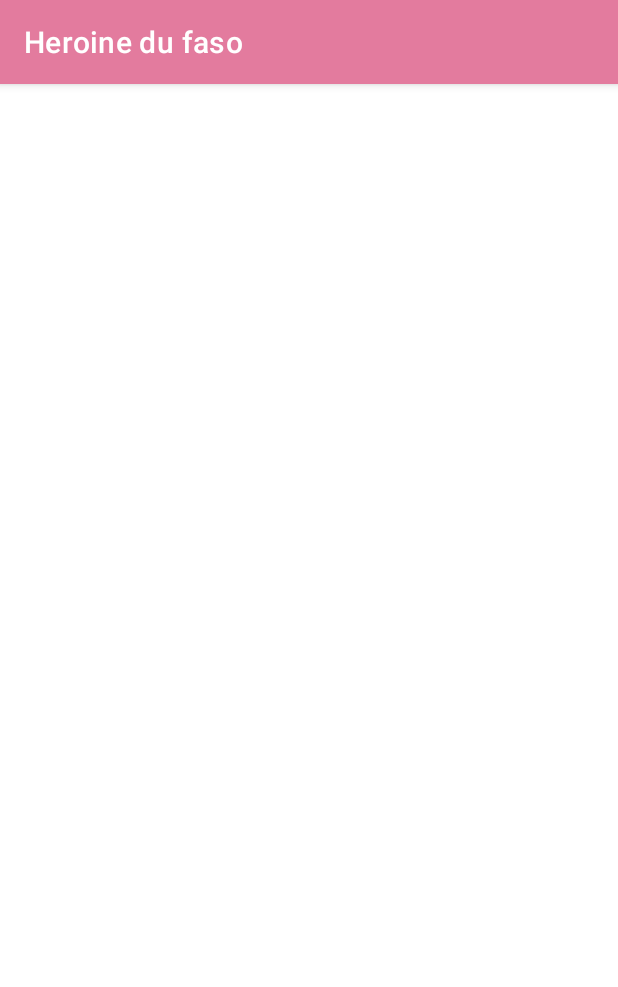
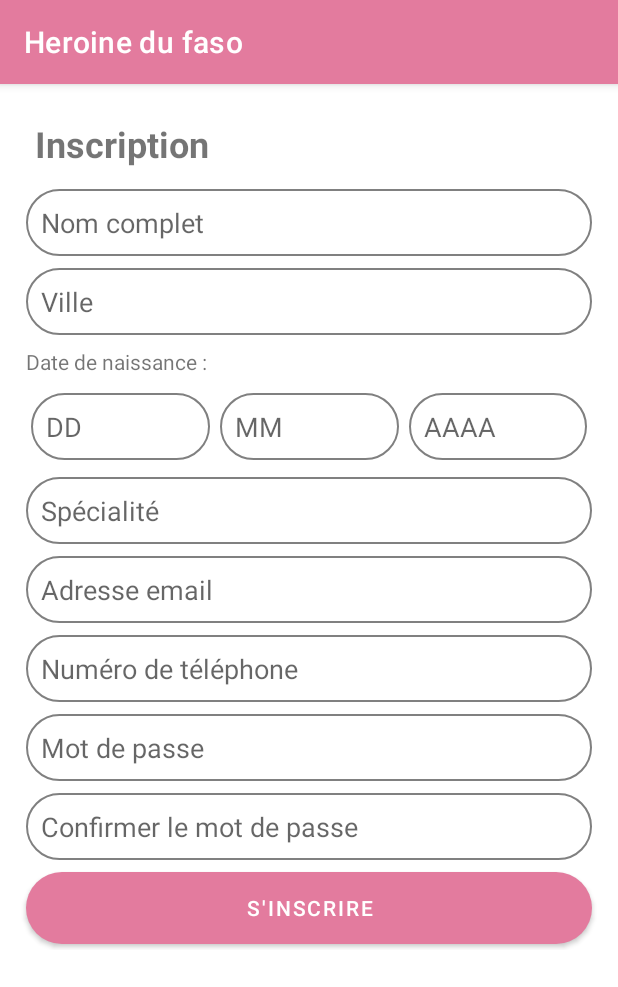
Before and after one commit to Application-mobile-Heroine-du-Faso-FB31/Application-Heroine-du-faso, an Android app: the SignupHealthSpecilist screen opened directly, with no data from a screen before it, on a phone screen of 412 x 824 dp. Shown: the top 987 px of the screen. Run offline under Robolectric (Android 15) with nearby library versions, the phone set to English and light mode, and no system bars.

Commit message:
setup health specialist signup activity

```diff
--- a/Heroinedufaso/app/src/main/res/layout/activity_signup_health_specilist.xml
+++ b/Heroinedufaso/app/src/main/res/layout/activity_signup_health_specilist.xml
@@ -1,10 +1,155 @@
 <?xml version="1.0" encoding="utf-8"?>
-<androidx.constraintlayout.widget.ConstraintLayout xmlns:android="http://schemas.android.com/apk/res/android"
+<LinearLayout xmlns:android="http://schemas.android.com/apk/res/android"
     xmlns:app="http://schemas.android.com/apk/res-auto"
     xmlns:tools="http://schemas.android.com/tools"
     android:layout_width="match_parent"
-    android:layout_height="match_parent"
+    android:layout_height="wrap_content"
+    android:layout_margin="10dp"
+    android:orientation="vertical"
+    android:padding="3dp"
     tools:context=".SignupHealthSpecilist">
 
 
-</androidx.constraintlayout.widget.ConstraintLayout>
+    <TextView
+        android:id="@+id/textView3"
+        android:layout_width="match_parent"
+        android:layout_height="wrap_content"
+        android:layout_margin="10dp"
+        android:text="Inscription"
+        android:textSize="24sp"
+        android:textStyle="bold" />
+
+    <EditText
+        android:id="@+id/fullnamehealthSPSignup"
+        android:layout_width="match_parent"
+        android:layout_height="wrap_content"
+        android:layout_margin="4dp"
+        android:background="@drawable/input"
+        android:ems="10"
+        android:hint="Nom complet"
+        android:inputType="textPersonName"
+        android:padding="10dp" />
+
+    <EditText
+        android:id="@+id/cityhealthSPSignup"
+        android:layout_width="match_parent"
+        android:layout_height="wrap_content"
+        android:layout_margin="4dp"
+        android:background="@drawable/input"
+        android:ems="10"
+        android:hint="Ville"
+        android:inputType="textPersonName"
+        android:padding="10dp" />
+
+    <TextView
+        android:id="@+id/textView4"
+        android:layout_width="match_parent"
+        android:layout_height="wrap_content"
+        android:layout_margin="4dp"
+        android:text="Date de naissance : " />
+
+    <LinearLayout
+        android:layout_width="match_parent"
+        android:layout_height="wrap_content"
+        android:layout_margin="4dp"
+        android:orientation="horizontal">
+
+        <EditText
+            android:id="@+id/dayOfMonthBirthdaySignHSP"
+            android:layout_width="wrap_content"
+            android:layout_height="wrap_content"
+            android:layout_margin="3dp"
+            android:layout_weight="1"
+            android:background="@drawable/input"
+            android:ems="10"
+            android:hint="DD"
+            android:inputType="number"
+            android:padding="10dp" />
+
+        <EditText
+            android:id="@+id/MonthBirthdaySignUpHSP"
+            android:layout_width="wrap_content"
+            android:layout_height="wrap_content"
+            android:layout_margin="3dp"
+            android:layout_weight="1"
+            android:background="@drawable/input"
+            android:ems="10"
+            android:hint="MM"
+            android:inputType="number"
+            android:padding="10dp" />
+
+        <EditText
+            android:id="@+id/yearBirthdaySignUpHSP"
+            android:layout_width="wrap_content"
+            android:layout_height="wrap_content"
+            android:layout_margin="3dp"
+            android:layout_weight="1"
+            android:background="@drawable/input"
+            android:ems="10"
+            android:hint="AAAA"
+            android:inputType="number"
+            android:padding="10dp" />
+    </LinearLayout>
+    <EditText
+        android:id="@+id/specialityhealthSPSignup"
+        android:layout_width="match_parent"
+        android:layout_height="wrap_content"
+        android:layout_margin="4dp"
+        android:background="@drawable/input"
+        android:ems="10"
+        android:hint="Spécialité"
+        android:inputType="textPersonName"
+        android:padding="10dp" />
+
+    <EditText
+        android:id="@+id/editTextTextEmailAddressSignUPHSP"
+        android:layout_width="match_parent"
+        android:layout_height="wrap_content"
+        android:layout_margin="4dp"
+        android:background="@drawable/input"
+        android:ems="10"
+        android:hint="Adresse email"
+        android:inputType="textEmailAddress"
+        android:padding="10dp" />
+
+    <EditText
+        android:id="@+id/editTextPhoneSignUPHSP"
+        android:layout_width="match_parent"
+        android:layout_height="wrap_content"
+        android:layout_margin="4dp"
+        android:background="@drawable/input"
+        android:ems="10"
+        android:hint="Numéro de téléphone"
+        android:inputType="phone"
+        android:padding="10dp" />
+
+    <EditText
+        android:id="@+id/editTextTextPasswordSignUPHSP"
+        android:layout_width="match_parent"
+        android:layout_height="wrap_content"
+        android:layout_margin="4dp"
+        android:background="@drawable/input"
+        android:ems="10"
+        android:hint="Mot de passe"
+        android:inputType="textPassword"
+        android:padding="10dp" />
+
+    <EditText
+        android:id="@+id/editTextTextPasswordConfirmSHSP"
+        android:layout_width="match_parent"
+        android:layout_height="wrap_content"
+        android:layout_margin="4dp"
+        android:background="@drawable/input"
+        android:ems="10"
+        android:hint="Confirmer le mot de passe"
+        android:inputType="textPassword"
+        android:padding="10dp" />
+
+    <Button
+        android:id="@+id/BtnSignupHSP"
+        android:layout_width="match_parent"
+        android:layout_height="wrap_content"
+        android:layout_margin="4dp"
+        android:background="@drawable/button_background"
+        android:text="S'Inscrire" />
+</LinearLayout>
```
